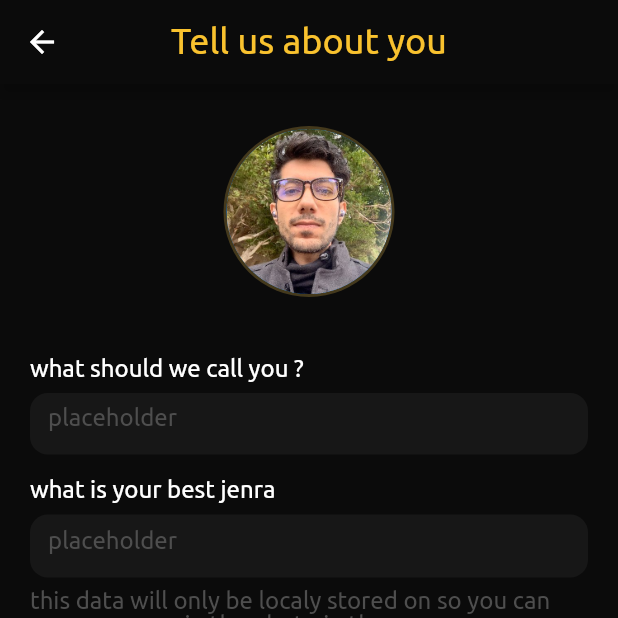
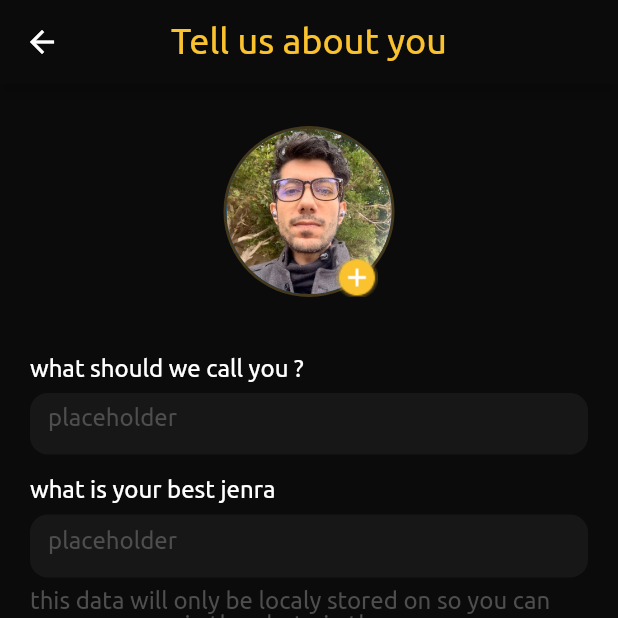
Before and after one commit to hebaea/OpenMovie, a Flutter app: the UserInfoView screen opened by its route, on a phone screen of 412 x 824 dp, the top half of it. Run offline on Flutter 3.47's test engine with Material 2 defaults, Android fonts, the phone set to English and light mode, and no system bars; our stand-ins replace get.

Commit message:
mob next [ci-skip] [ci skip] [skip ci]
lastFile:lib/app/modules/user_info/views/user_info_view.dart

```diff
--- a/lib/app/modules/user_info/views/user_info_view.dart
+++ b/lib/app/modules/user_info/views/user_info_view.dart
@@ -29,9 +29,7 @@ class UserInfoView extends GetView<UserInfoController> {
           child: Column(
             crossAxisAlignment: CrossAxisAlignment.start,
             children: [
-              SizedBox(
-                height: 28,
-              ),
+              SizedBox(height: 28),
               Stack(
                 children: [
                   Center(
@@ -42,6 +40,17 @@ class UserInfoView extends GetView<UserInfoController> {
                         backgroundImage: AssetImage(
                             'assets/photos/images/Personal Photo.jpg'),
                         radius: 55.0,
+                      ),
+                    ),
+                  ),
+                  Positioned(
+                    top: 77,
+                    right: 130,
+                    child: Center(
+                      child: IconButton(
+                        color: Colors.red,
+                        icon: Image.asset('assets/photos/icons/plus_icon.png'),
+                        onPressed: () {},
                       ),
                     ),
                   ),
```
Also changed, not shown: assets/photos/icons/plus_icon.png (added).
